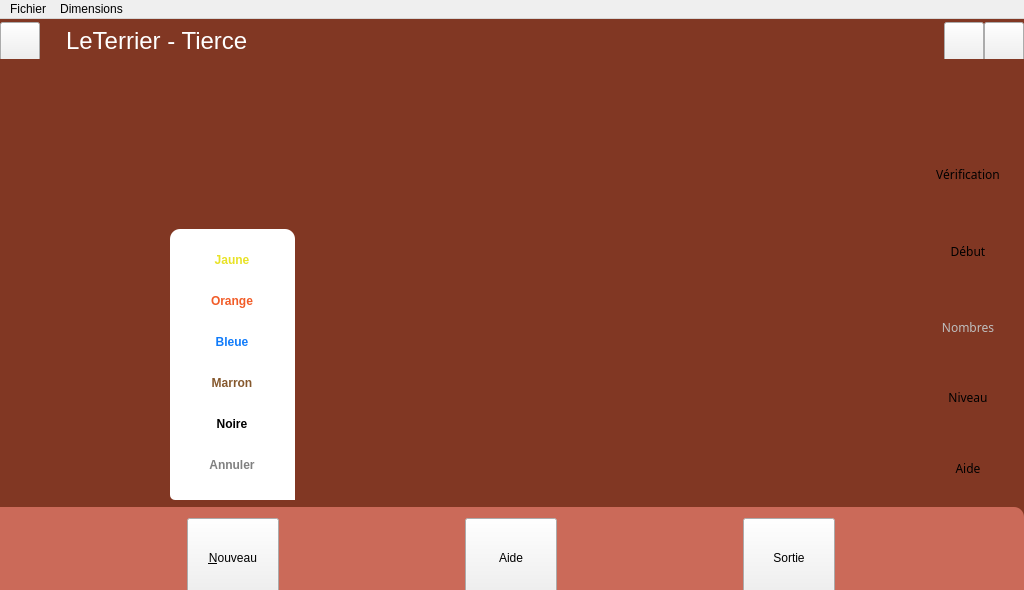
Qt form mainwindow.ui (Txikilinux/leterrier-tierce) before a commit.
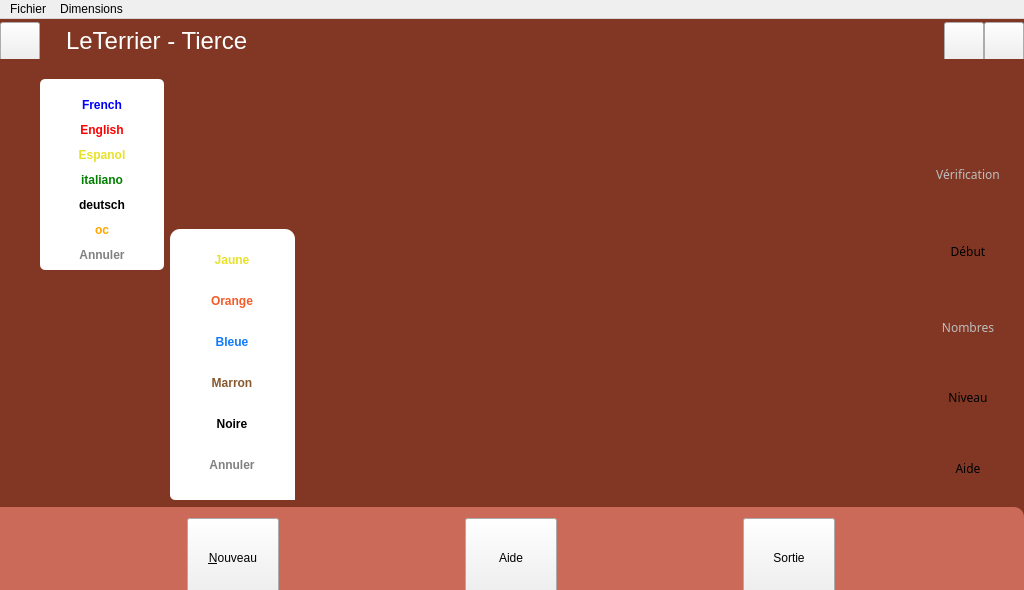
The same form after that commit. Icons and pictures are not drawn. Custom widgets are drawn as their Qt base class.

```diff
--- a/mainwindow.ui
+++ b/mainwindow.ui
@@ -378,6 +378,9 @@
           </property>
           <item>
            <widget class="AbulEduFlatBoutonV1" name="btnVerifier">
+            <property name="enabled">
+             <bool>false</bool>
+            </property>
             <property name="minimumSize">
              <size>
               <width>0</width>
@@ -654,10 +657,10 @@
         <widget class="QFrame" name="frmAireDeJeu">
          <property name="geometry">
           <rect>
-           <x>380</x>
-           <y>30</y>
+           <x>360</x>
+           <y>40</y>
            <width>500</width>
-           <height>377</height>
+           <height>480</height>
           </rect>
          </property>
          <property name="styleSheet">
@@ -901,6 +904,282 @@
           <pixmap resource="data_images.qrc">:/data_images/belt0</pixmap>
          </property>
         </widget>
+        <widget class="QLabel" name="lblGrid">
+         <property name="geometry">
+          <rect>
+           <x>380</x>
+           <y>40</y>
+           <width>500</width>
+           <height>377</height>
+          </rect>
+         </property>
+         <property name="text">
+          <string/>
+         </property>
+         <property name="pixmap">
+          <pixmap resource="data_images.qrc">:/data_images/cadreNombres0</pixmap>
+         </property>
+         <property name="scaledContents">
+          <bool>true</bool>
+         </property>
+        </widget>
+        <widget class="QFrame" name="frmChoixLangues">
+         <property name="geometry">
+          <rect>
+           <x>40</x>
+           <y>20</y>
+           <width>124</width>
+           <height>191</height>
+          </rect>
+         </property>
+         <property name="styleSheet">
+          <string notr="true">background-color: #ffffff;
+border-radius:5px;</string>
+         </property>
+         <property name="frameShape">
+          <enum>QFrame::StyledPanel</enum>
+         </property>
+         <property name="frameShadow">
+          <enum>QFrame::Raised</enum>
+         </property>
+         <layout class="QGridLayout" name="gridLayout_8">
+          <item row="12" column="0">
+           <widget class="AbulEduFlatBoutonV1" name="btnLangueAnnuler">
+            <property name="minimumSize">
+             <size>
+              <width>100</width>
+              <height>30</height>
+             </size>
+            </property>
+            <property name="maximumSize">
+             <size>
+              <width>100</width>
+              <height>30</height>
+             </size>
+            </property>
+            <property name="font">
+             <font>
+              <weight>75</weight>
+              <bold>true</bold>
+             </font>
+            </property>
+            <property name="cursor">
+             <cursorShape>PointingHandCursor</cursorShape>
+            </property>
+            <property name="styleSheet">
+             <string notr="true">color:gray;</string>
+            </property>
+            <property name="text">
+             <string>Annuler</string>
+            </property>
+           </widget>
+          </item>
+          <item row="7" column="0">
+           <widget class="AbulEduFlatBoutonV1" name="btnOc">
+            <property name="minimumSize">
+             <size>
+              <width>100</width>
+              <height>30</height>
+             </size>
+            </property>
+            <property name="maximumSize">
+             <size>
+              <width>100</width>
+              <height>30</height>
+             </size>
+            </property>
+            <property name="font">
+             <font>
+              <weight>75</weight>
+              <bold>true</bold>
+             </font>
+            </property>
+            <property name="cursor">
+             <cursorShape>PointingHandCursor</cursorShape>
+            </property>
+            <property name="whatsThis">
+             <string notr="true">oc</string>
+            </property>
+            <property name="styleSheet">
+             <string notr="true">color:orange</string>
+            </property>
+            <property name="text">
+             <string>oc</string>
+            </property>
+           </widget>
+          </item>
+          <item row="6" column="0">
+           <widget class="AbulEduFlatBoutonV1" name="btnDe">
+            <property name="minimumSize">
+             <size>
+              <width>100</width>
+              <height>30</height>
+             </size>
+            </property>
+            <property name="maximumSize">
+             <size>
+              <width>100</width>
+              <height>30</height>
+             </size>
+            </property>
+            <property name="font">
+             <font>
+              <weight>75</weight>
+              <bold>true</bold>
+             </font>
+            </property>
+            <property name="cursor">
+             <cursorShape>PointingHandCursor</cursorShape>
+            </property>
+            <property name="whatsThis">
+             <string notr="true">de</string>
+            </property>
+            <property name="styleSheet">
+             <string notr="true">color:black</string>
+            </property>
+            <property name="text">
+             <string>deutsch</string>
+            </property>
+           </widget>
+          </item>
+          <item row="2" column="0">
+           <widget class="AbulEduFlatBoutonV1" name="btnFr">
+            <property name="minimumSize">
+             <size>
+              <width>100</width>
+              <height>30</height>
+             </size>
+            </property>
+            <property name="maximumSize">
+             <size>
+              <width>100</width>
+              <height>30</height>
+             </size>
+            </property>
+            <property name="font">
+             <font>
+              <weight>75</weight>
+              <bold>true</bold>
+             </font>
+            </property>
+            <property name="cursor">
+             <cursorShape>PointingHandCursor</cursorShape>
+            </property>
+            <property name="whatsThis">
+             <string notr="true">fr</string>
+            </property>
+            <property name="styleSheet">
+             <string notr="true">color: blue;</string>
+            </property>
+            <property name="text">
+             <string>French</string>
+            </property>
+           </widget>
+          </item>
+          <item row="3" column="0">
+           <widget class="AbulEduFlatBoutonV1" name="btnEn">
+            <property name="minimumSize">
+             <size>
+              <width>100</width>
+              <height>30</height>
+             </size>
+            </property>
+            <property name="maximumSize">
+             <size>
+              <width>100</width>
+              <height>30</height>
+             </size>
+            </property>
+            <property name="font">
+             <font>
+              <weight>75</weight>
+              <bold>true</bold>
+             </font>
+            </property>
+            <property name="cursor">
+             <cursorShape>PointingHandCursor</cursorShape>
+            </property>
+            <property name="whatsThis">
+             <string notr="true">en</string>
+            </property>
+            <property name="styleSheet">
+             <string notr="true">color:red</string>
+            </property>
+            <property name="text">
+             <string>English</string>
+            </property>
+           </widget>
+          </item>
+          <item row="4" column="0">
+           <widget class="AbulEduFlatBoutonV1" name="btnEs">
+            <property name="minimumSize">
+             <size>
+              <width>100</width>
+              <height>30</height>
+             </size>
+            </property>
+            <property name="maximumSize">
+             <size>
+              <width>100</width>
+              <height>30</height>
+             </size>
+            </property>
+            <property name="font">
+             <font>
+              <weight>75</weight>
+              <bold>true</bold>
+             </font>
+            </property>
+            <property name="cursor">
+             <cursorShape>PointingHandCursor</cursorShape>
+            </property>
+            <property name="whatsThis">
+             <string notr="true">es</string>
+            </property>
+            <property name="styleSheet">
+             <string notr="true">color:#e8e226;</string>
+            </property>
+            <property name="text">
+             <string>Espanol</string>
+            </property>
+           </widget>
+          </item>
+          <item row="5" column="0">
+           <widget class="AbulEduFlatBoutonV1" name="btnIt">
+            <property name="minimumSize">
+             <size>
+              <width>100</width>
+              <height>30</height>
+             </size>
+            </property>
+            <property name="maximumSize">
+             <size>
+              <width>100</width>
+              <height>30</height>
+             </size>
+            </property>
+            <property name="font">
+             <font>
+              <weight>75</weight>
+              <bold>true</bold>
+             </font>
+            </property>
+            <property name="cursor">
+             <cursorShape>PointingHandCursor</cursorShape>
+            </property>
+            <property name="whatsThis">
+             <string notr="true">it</string>
+            </property>
+            <property name="styleSheet">
+             <string notr="true">color:green</string>
+            </property>
+            <property name="text">
+             <string>italiano</string>
+            </property>
+           </widget>
+          </item>
+         </layout>
+        </widget>
        </widget>
        <widget class="QWidget" name="pageApropos">
         <widget class="QPushButton" name="pushButton">
```
Left out of the diff: 21 changed lines with no effect on the pictures.
